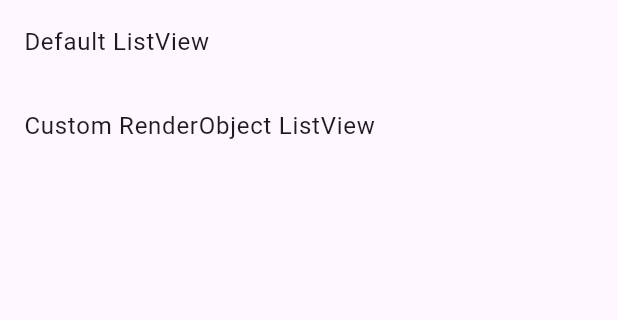
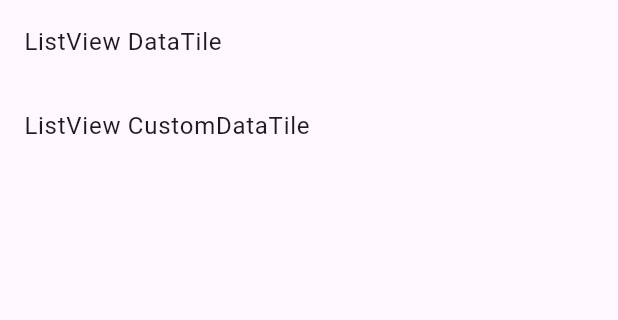
Before and after one commit to werner-scholtz/list_view_performance, a Flutter app: the screen it shows after launch, on a phone screen of 412 x 824 dp, the part 84-404 px from its top. Run offline on Flutter 3.47's test engine with Material 2 defaults, Android fonts, the light colour scheme and no system bars.

Commit message:
Renaming of listviews

```diff
--- a/lib/list_view_custom_render_object_page.dart
+++ b/lib/list_view_custom_render_object_page.dart
@@ -24,7 +24,7 @@ class _ListViewCustomRenderObjectPageState
     return Scaffold(
       appBar: AppBar(
         backgroundColor: Theme.of(context).colorScheme.inversePrimary,
-        title: const Text('ListView Custom RenderObject'),
+        title: const Text('ListView CustomDataTile'),
       ),
       body: ListView.builder(
         key: const ValueKey('list_view'),
--- a/lib/list_view_default_page.dart
+++ b/lib/list_view_default_page.dart
@@ -21,7 +21,7 @@ class _ListViewDefaultPageState extends State<ListViewDefaultPage> {
     return Scaffold(
       appBar: AppBar(
         backgroundColor: Theme.of(context).colorScheme.inversePrimary,
-        title: const Text('ListView Default'),
+        title: const Text('ListView DataTile'),
       ),
       body: ListView.builder(
         key: const ValueKey('list_view'),
--- a/lib/main.dart
+++ b/lib/main.dart
@@ -61,7 +61,7 @@ class _MyHomePageState extends State<MyHomePage> {
     // The default ListView.
     final defaultListView = ListTile(
       key: const ValueKey('default_list_view'),
-      title: const Text('Default ListView'),
+      title: const Text('ListView DataTile'),
       onTap: () {
         Navigator.of(context).push(
           MaterialPageRoute(
@@ -77,7 +77,7 @@ class _MyHomePageState extends State<MyHomePage> {
     // The custom RenderObject ListView.
     final customListView = ListTile(
       key: const ValueKey('custom_list_view'),
-      title: const Text('Custom RenderObject ListView'),
+      title: const Text('ListView CustomDataTile'),
       onTap: () {
         Navigator.of(context).push(
           MaterialPageRoute(
```
